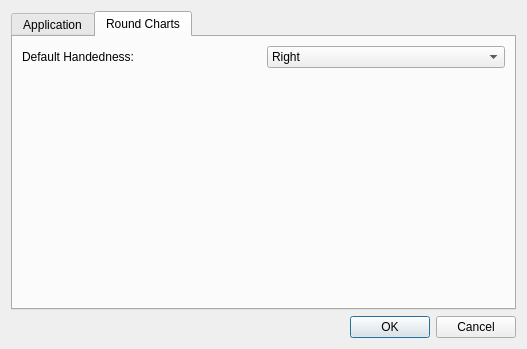
Old version of the form src/settings.ui in the repository iPenguin/CrochetCharts.
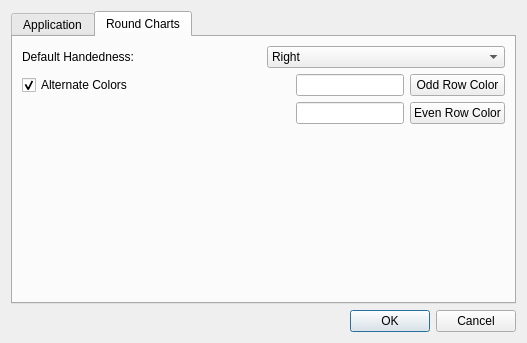
New version of the form. The open tabs and pages were chosen to show the change.

Commit message: Added ui elements to the options dialog to select stitch colors

```diff
--- a/src/settings.ui
+++ b/src/settings.ui
@@ -7,7 +7,7 @@
     <x>0</x>
     <y>0</y>
     <width>527</width>
-    <height>349</height>
+    <height>343</height>
    </rect>
   </property>
   <property name="windowTitle">
@@ -93,6 +93,82 @@
          </item>
         </layout>
        </item>
+       <item>
+        <layout class="QGridLayout" name="gridLayout">
+         <property name="topMargin">
+          <number>0</number>
+         </property>
+         <item row="0" column="0">
+          <widget class="QCheckBox" name="alternateColors">
+           <property name="text">
+            <string>Alternate Colors</string>
+           </property>
+           <property name="checked">
+            <bool>true</bool>
+           </property>
+          </widget>
+         </item>
+         <item row="1" column="2">
+          <widget class="QPushButton" name="evenRowButton">
+           <property name="sizePolicy">
+            <sizepolicy hsizetype="Minimum" vsizetype="Fixed">
+             <horstretch>0</horstretch>
+             <verstretch>0</verstretch>
+            </sizepolicy>
+           </property>
+           <property name="text">
+            <string>Even Row Color</string>
+           </property>
+          </widget>
+         </item>
+         <item row="1" column="1">
+          <widget class="QLineEdit" name="evenRow">
+           <property name="sizePolicy">
+            <sizepolicy hsizetype="Fixed" vsizetype="Fixed">
+             <horstretch>0</horstretch>
+             <verstretch>0</verstretch>
+            </sizepolicy>
+           </property>
+          </widget>
+         </item>
+         <item row="0" column="1">
+          <widget class="QLineEdit" name="oddRow">
+           <property name="sizePolicy">
+            <sizepolicy hsizetype="Fixed" vsizetype="Fixed">
+             <horstretch>0</horstretch>
+             <verstretch>0</verstretch>
+            </sizepolicy>
+           </property>
+          </widget>
+         </item>
+         <item row="0" column="2">
+          <widget class="QPushButton" name="oddRowButton">
+           <property name="sizePolicy">
+            <sizepolicy hsizetype="Minimum" vsizetype="Fixed">
+             <horstretch>0</horstretch>
+             <verstretch>0</verstretch>
+            </sizepolicy>
+           </property>
+           <property name="text">
+            <string>Odd Row Color</string>
+           </property>
+          </widget>
+         </item>
+         <item row="1" column="0">
+          <spacer name="horizontalSpacer">
+           <property name="orientation">
+            <enum>Qt::Horizontal</enum>
+           </property>
+           <property name="sizeHint" stdset="0">
+            <size>
+             <width>40</width>
+             <height>20</height>
+            </size>
+           </property>
+          </spacer>
+         </item>
+        </layout>
+       </item>
        <item>
         <spacer name="verticalSpacer_2">
          <property name="orientation">
```
Left out of the diff: 2 changed lines with no effect on the pictures.
